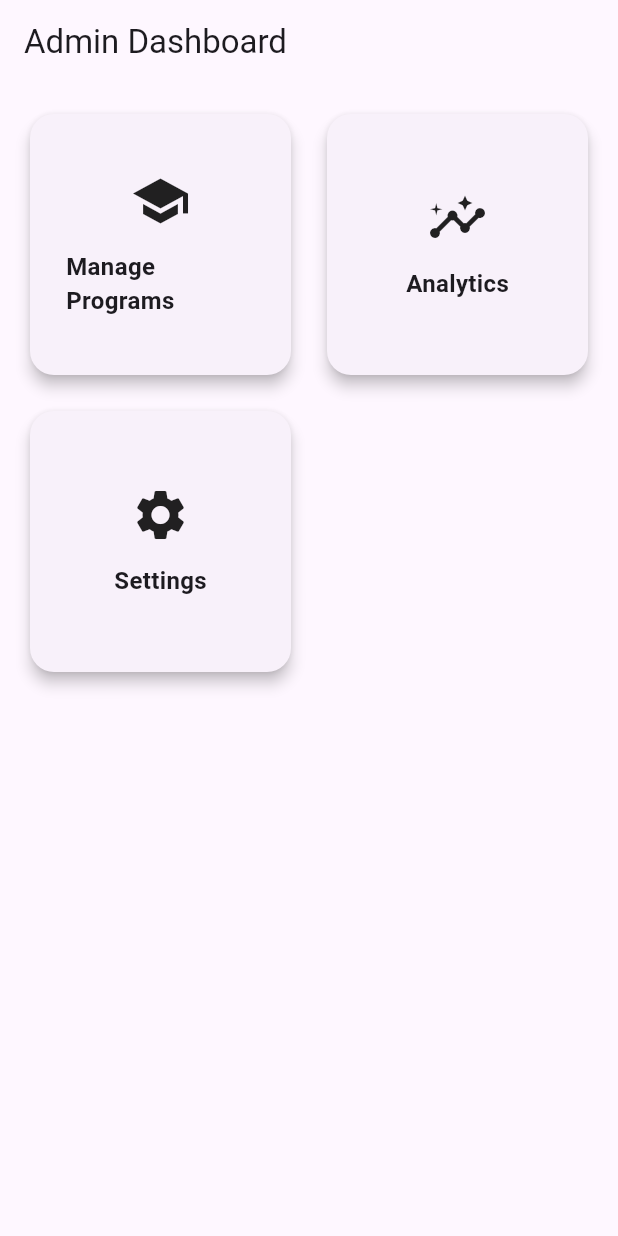
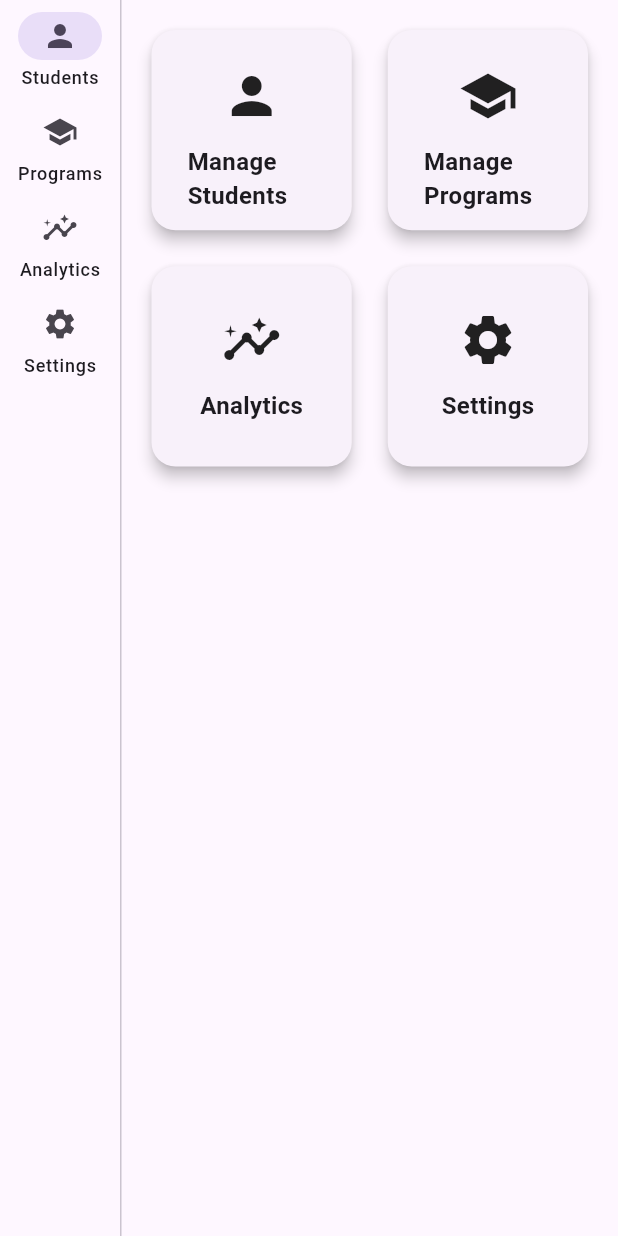
Before and after one commit to timayabi2020/nemisfrontend, a Flutter app: the AdminDashboard screen opened directly, after a tap on "Analytics", on a phone screen of 412 x 824 dp. Run offline on Flutter 3.47's test engine with Material 3 defaults, Android fonts, the phone set to English and light mode, and no system bars.

Commit message:
Updated dashboard

```diff
--- a/lib/screens/dashboard/dashboard_screen.dart
+++ b/lib/screens/dashboard/dashboard_screen.dart
@@ -6,38 +6,80 @@ class AdminDashboard extends StatelessWidget {
   @override
   Widget build(BuildContext context) {
     return Scaffold(
-      appBar: AppBar(
-        title: const Text('Admin Dashboard'),
+      body: Row(
+        children: [
+          NavigationRail(
+            selectedIndex: 0,
+            onDestinationSelected: (int index) {
+              switch (index) {
+                case 0:
+                  Navigator.pushNamed(context, '/students');
+                  break;
+                case 1:
+                  Navigator.pushNamed(context, '/programs');
+                  break;
+                case 2:
+                  Navigator.pushNamed(context, '/analytics');
+                  break;
+                case 3:
+                  Navigator.pushNamed(context, '/settings');
+                  break;
+              }
+            },
+            labelType: NavigationRailLabelType.all,
+            destinations: const [
+              NavigationRailDestination(
+                icon: Icon(Icons.person),
+                label: Text('Students'),
               ),
-      body: Padding(
+              NavigationRailDestination(
+                icon: Icon(Icons.school),
+                label: Text('Programs'),
+              ),
+              NavigationRailDestination(
+                icon: Icon(Icons.insights),
+                label: Text('Analytics'),
+              ),
+              NavigationRailDestination(
+                icon: Icon(Icons.settings),
+                label: Text('Settings'),
+              ),
+            ],
+          ),
+          const VerticalDivider(thickness: 1, width: 1),
+          Expanded(
+            child: Padding(
               padding: const EdgeInsets.all(16.0),
               child: GridView.count(
                 crossAxisCount: 2,
                 crossAxisSpacing: 16,
                 mainAxisSpacing: 16,
                 children: [
-            // _DashboardCard(
-            //   icon: Icons.person,
-            //   title: 'Manage Students',
-            //   onTap: () => Navigator.pushNamed(context, '/students'),
-            // ),
+                  _DashboardCard(
+                    icon: Icons.person,
+                    title: 'Manage Students',
+                    onTap: () => Navigator.pushNamed(context, '/students'),
+                  ),
                   _DashboardCard(
                     icon: Icons.school,
                     title: 'Manage Programs',
-              onTap: (){} //Navigator.pushNamed(context, '/programs'),
+                    onTap: () => Navigator.pushNamed(context, '/programs'),
                   ),
                   _DashboardCard(
                     icon: Icons.insights,
                     title: 'Analytics',
-              onTap: () {}//Navigator.pushNamed(context, '/analytics'),
+                    onTap: () => Navigator.pushNamed(context, '/analytics'),
                   ),
                   _DashboardCard(
                     icon: Icons.settings,
                     title: 'Settings',
-              onTap: (){} //Navigator.pushNamed(context, '/settings'),
+                    onTap: () => Navigator.pushNamed(context, '/settings'),
                   ),
                 ],
               ),
+            ),
+          ),
+        ],
       ),
     );
   }
```
Lines whose indentation alone changed are shown as unchanged.
